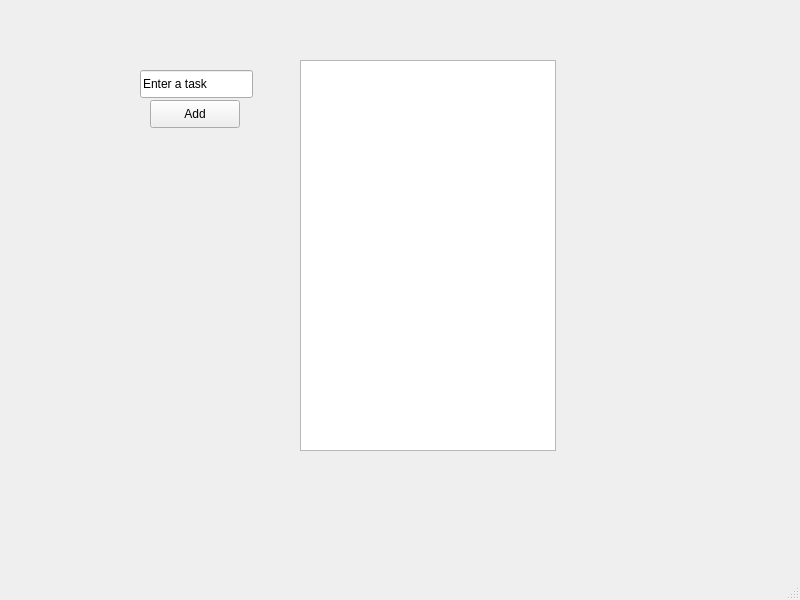
This is mainwindow.ui in Shakir-L/ToDoApp as Qt 5 draws it before an edit. The edited form follows.
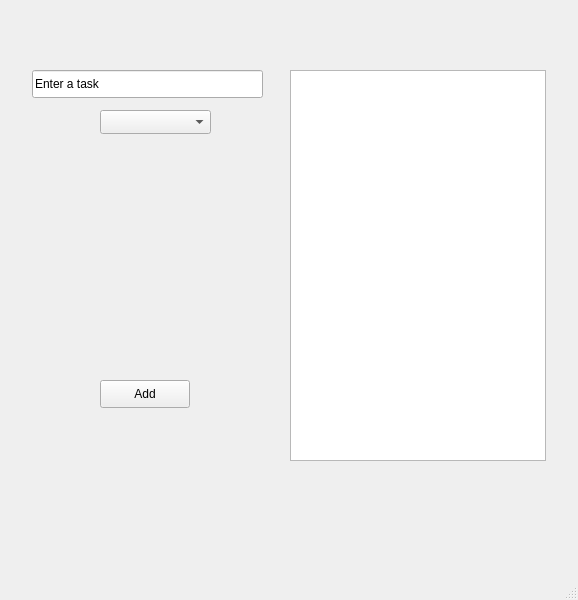
This is the edited form.

What changed in the file:
```diff
--- a/mainwindow.ui
+++ b/mainwindow.ui
@@ -6,7 +6,7 @@
    <rect>
     <x>0</x>
     <y>0</y>
-    <width>800</width>
+    <width>578</width>
     <height>600</height>
    </rect>
   </property>
@@ -17,9 +17,9 @@
    <widget class="QLineEdit" name="lineEdit">
     <property name="geometry">
      <rect>
-      <x>140</x>
+      <x>32</x>
       <y>70</y>
-      <width>113</width>
+      <width>231</width>
       <height>28</height>
      </rect>
     </property>
@@ -30,8 +30,8 @@
    <widget class="QPushButton" name="pushButton">
     <property name="geometry">
      <rect>
-      <x>150</x>
-      <y>100</y>
+      <x>100</x>
+      <y>380</y>
       <width>90</width>
       <height>28</height>
      </rect>
@@ -43,13 +43,23 @@
    <widget class="QListWidget" name="listWidget">
     <property name="geometry">
      <rect>
-      <x>300</x>
-      <y>60</y>
+      <x>290</x>
+      <y>70</y>
       <width>256</width>
       <height>391</height>
      </rect>
     </property>
    </widget>
+   <widget class="QComboBox" name="categoryComboBox">
+    <property name="geometry">
+     <rect>
+      <x>100</x>
+      <y>110</y>
+      <width>111</width>
+      <height>24</height>
+     </rect>
+    </property>
+   </widget>
   </widget>
   <widget class="QMenuBar" name="menubar">
    <property name="geometry">
```
Left out of the diff: 2 changed lines with no effect on the pictures.
